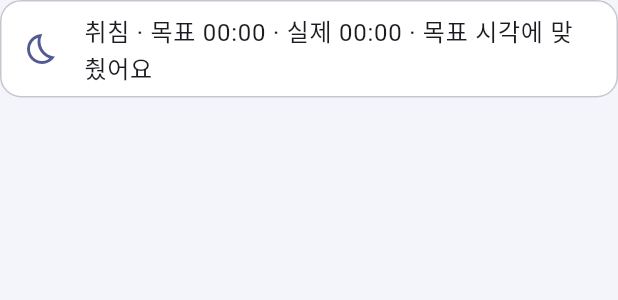
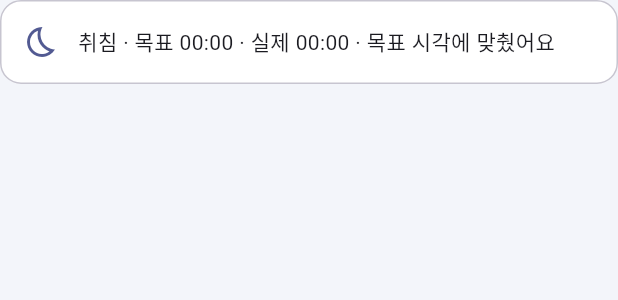
Before and after one commit to howjung/flutter-study, a Flutter app: the _RecordTile widget shown alone on an empty page, opened directly with empty values, on a phone screen of 412 x 824 dp. Shown: the top 300 px of the screen. Run offline on Flutter 3.47's test engine with Material 3 defaults, Android fonts, the phone set to English and light mode, and no system bars; our stand-ins replace shared_preferences, web; missing offline and left inert: dart:ui_web, flame; accounts and stored records are empty.

Commit message:
fix: 목록 줄 글자 크기를 줄여 한 글자 줄바꿈 방지, v15 캡처 기록 (PRD v16)
- 실제 캡처에서 폭 480에 목록 줄 끝의 '요'가 아래로 떨어지는 것을 발견
- 앞의 '폭 480에서 한 줄' 측정은 시험용 글꼴 기준이라 틀렸음을 기록에 정정
- 새 디자인에서 AC1, AC2, AC3, AC4, AC6 캡처 5장 반영 (AC5, AC7은 자동 테스트만)
- flutter analyze 문제 없음, flutter test 42개 통과

Co-Authored-By: Claude Sonnet 5.5 <noreply@anthropic.com>
Claude-Session: https://claude.ai/code/session_01P1GBHLbgts9XqSkhaJYGHU

```diff
--- a/promise_time/lib/main.dart
+++ b/promise_time/lib/main.dart
@@ -397,13 +397,19 @@ class _RecordTile extends StatelessWidget {
         side: BorderSide(color: scheme.outlineVariant),
       ),
       child: ListTile(
+        // 가장 긴 줄("출근 · 목표 17:00 · 실제 17:00 · 목표 시각에 맞췄어요")이 폭 480에서
+        // "요" 한 글자만 아래로 떨어지지 않게, 글자를 한 단계 줄이고 아이콘과의 간격을 좁힌다.
+        horizontalTitleGap: 12,
         leading: Icon(
           record.kind == RecordKind.bedtime
               ? Icons.bedtime_outlined
               : Icons.work_outline,
           color: scheme.primary,
         ),
-        title: Text(record.summary),
+        title: Text(
+          record.summary,
+          style: Theme.of(context).textTheme.bodyMedium,
+        ),
       ),
     );
   }
```
Also changed, not shown: promise_time/docs/evidence/v15-chrome-1-first-0.webp (added), promise_time/docs/evidence/v15-chrome-2-ac2-1.webp (added), promise_time/docs/evidence/v15-chrome-3-ac3-2.webp (added), promise_time/docs/evidence/v15-chrome-4-ac6-3.webp (added), promise_time/docs/evidence/v15-chrome-5-ac4-4.webp (added), 2 other files.
